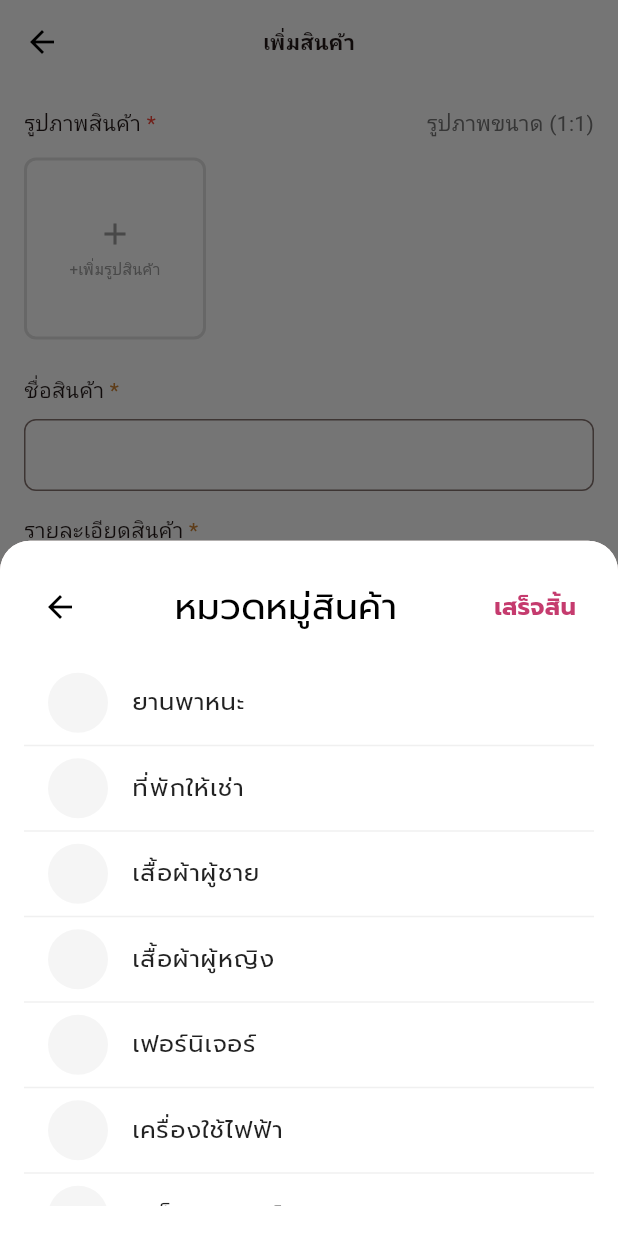
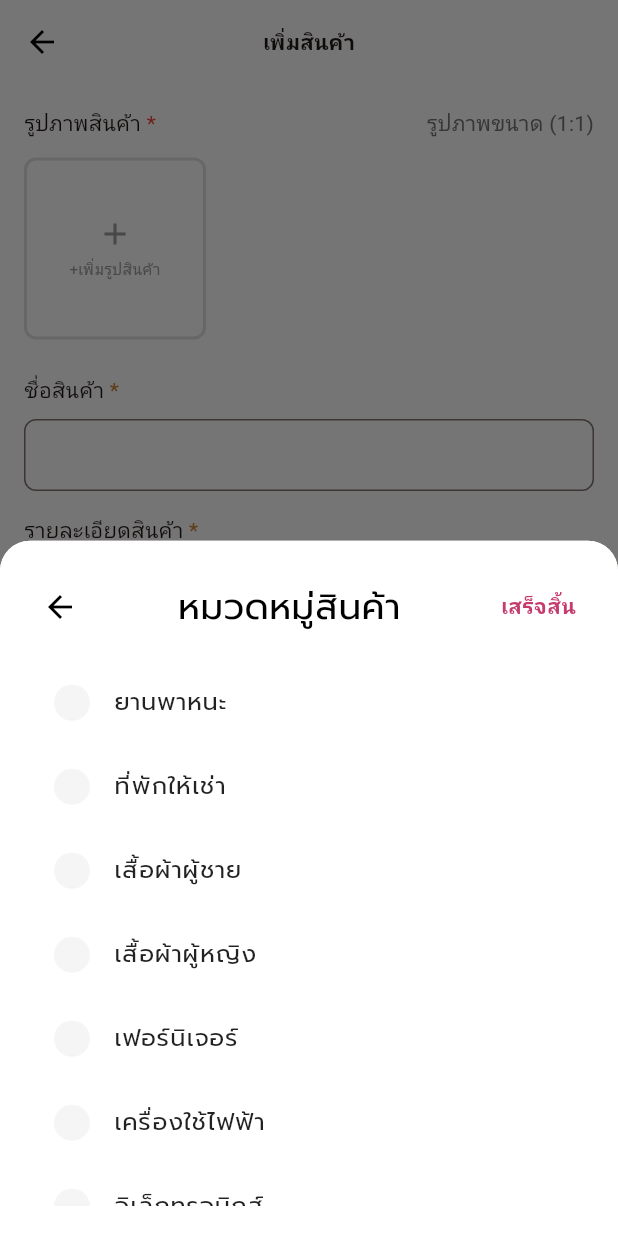
Before and after one commit to ARTTTT-TTTT/local-community-marketplace, a Flutter app: the _AddItemScreenContent screen opened directly, after a tap on "เลือกหมวดหมู่", on a phone screen of 412 x 824 dp. Run offline on Flutter 3.47's test engine with Material 3 defaults, Android fonts, the phone set to English and light mode, and no system bars; our stand-ins replace firebase_auth, firebase_core, flutter_dotenv, image_picker; accounts and stored records are empty; project files that could hold a hidden picture were left out.

Commit message:
fix: adjust layout and styles in CategorySelectorBottomSheet for improved UI consistency

```diff
--- a/mobile/lib/widgets/category_selector_bottom_sheet.dart
+++ b/mobile/lib/widgets/category_selector_bottom_sheet.dart
@@ -12,13 +12,15 @@ class CategorySelectorBottomSheet extends StatelessWidget {
     return Consumer<AddItemProvider>(
       builder: (context, provider, _) {
         return Container(
+          height: MediaQuery.of(context).size.height * 0.8,
+
           decoration: BoxDecoration(
             color: AppColors.surface,
             borderRadius: const BorderRadius.vertical(top: Radius.circular(20)),
           ),
           padding: const EdgeInsets.symmetric(horizontal: 16, vertical: 20),
           child: Column(
-            mainAxisSize: MainAxisSize.min,
+            mainAxisSize: MainAxisSize.max,
             children: [
               Row(
                 children: [
@@ -44,8 +46,8 @@ class CategorySelectorBottomSheet extends StatelessWidget {
                     },
                     child: Text(
                       'เสร็จสิ้น',
-                      style: AppTypography.bodyText.copyWith(
-                        color: AppColors.primary,
+                      style: Theme.of(context).textTheme.bodyMedium!.copyWith(
+                        color: AppColors.textPrimary,
                         fontWeight: FontWeight.bold,
                       ),
                     ),
@@ -57,15 +59,19 @@ class CategorySelectorBottomSheet extends StatelessWidget {
                 child: ListView.separated(
                   shrinkWrap: true,
                   itemCount: ItemCategory.values.length,
-                  separatorBuilder: (_, __) =>
-                      const Divider(height: 1, color: Color(0xFFF0F0F0)),
+                  separatorBuilder: (_, __) => const SizedBox.shrink(),
                   itemBuilder: (context, idx) {
                     final category = ItemCategory.values[idx];
                     final isSelected = provider.selectedCategories.contains(
                       category,
                     );
                     return ListTile(
+                      contentPadding: const EdgeInsets.symmetric(
+                        horizontal: 20,
+                        vertical: 0,
+                      ),
                       leading: CircleAvatar(
+                        radius: 12,
                         backgroundColor: isSelected
                             ? AppColors.primary
                             : AppColors.background,
```
